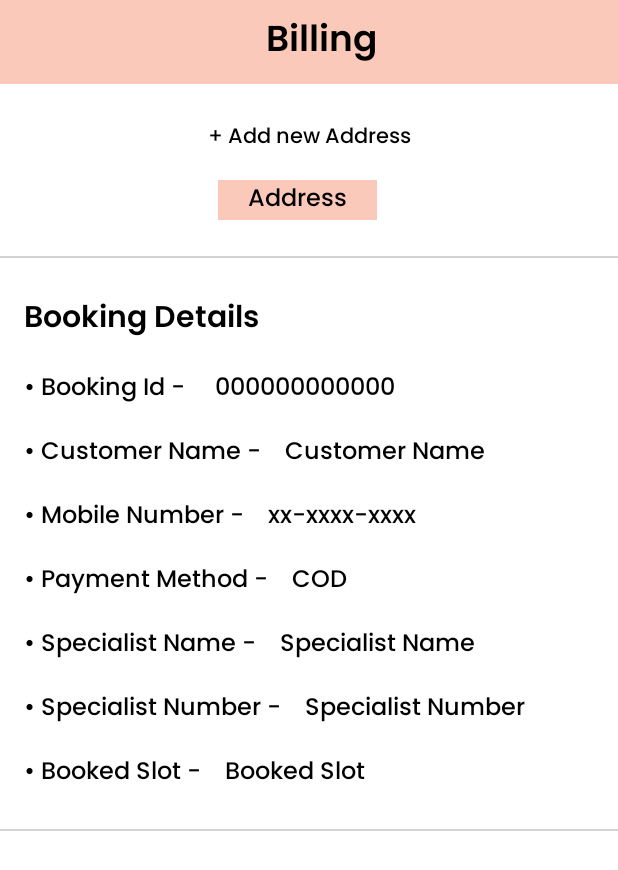
After one commit to GautamSharma05/KampoApp, an Android app: the layout fragment_address.xml on its own in the app's theme, with its tools: preview values and no code run, on a phone screen of 412 x 824 dp. The commit adds this screen. Shown: the top 870 px of the screen. Run offline under Robolectric (Android 15) with nearby library versions, the phone set to English and light mode, and no system bars.

Commit message:
Update Project

```diff
--- a/app/src/main/java/com/example/kampo/Activity/MainActivity.java
+++ b/app/src/main/java/com/example/kampo/Activity/MainActivity.java
@@ -26,9 +26,7 @@ public class MainActivity extends AppCompatActivity {
         binding = ActivityMainBinding.inflate(getLayoutInflater());
         setContentView(binding.getRoot());
         getSupportFragmentManager().beginTransaction().replace(R.id.frameContainer,new HomeFragment()).commit();
-        binding.mainScreenBottomNavigationView.setOnNavigationItemSelectedListener(new BottomNavigationView.OnNavigationItemSelectedListener() {
-            @Override
-            public boolean onNavigationItemSelected(@NonNull MenuItem item) {
+        binding.mainScreenBottomNavigationView.setOnNavigationItemSelectedListener(item -> {
             Fragment temp = null;
             switch (item.getItemId()){
                 case R.id.Home: temp = new HomeFragment();
@@ -42,7 +40,6 @@ public class MainActivity extends AppCompatActivity {
             }
             getSupportFragmentManager().beginTransaction().replace(R.id.frameContainer,temp).commit();
             return false;
-            }
         });
     }
 }
--- /dev/null
+++ b/app/src/main/res/layout/fragment_address.xml
@@ -0,0 +1,288 @@
+<?xml version="1.0" encoding="utf-8"?>
+<androidx.constraintlayout.widget.ConstraintLayout
+    xmlns:android="http://schemas.android.com/apk/res/android"
+    xmlns:app="http://schemas.android.com/apk/res-auto"
+    xmlns:tools="http://schemas.android.com/tools"
+    android:layout_width="match_parent"
+    android:layout_height="match_parent"
+    tools:context=".Fragments.AddressFragment">
+
+    <androidx.appcompat.widget.Toolbar
+        android:id="@+id/billingToolBar"
+        android:layout_width="match_parent"
+        android:layout_height="wrap_content"
+        android:background="@color/pink"
+        android:minHeight="?attr/actionBarSize"
+        android:theme="?attr/actionBarTheme"
+        app:layout_constraintEnd_toEndOf="parent"
+        app:layout_constraintStart_toStartOf="parent"
+        app:layout_constraintTop_toTopOf="parent">
+
+        <LinearLayout
+            android:layout_width="match_parent"
+            android:layout_height="wrap_content"
+            android:orientation="horizontal">
+
+            <TextView
+                android:id="@+id/billingHeading"
+                android:layout_width="match_parent"
+                android:layout_height="wrap_content"
+                android:fontFamily="@font/poppins_semibold"
+                android:gravity="center"
+                android:text="Billing"
+                android:textColor="?android:textColorPrimary"
+                android:textSize="24sp"
+                tools:layout_editor_absoluteY="16dp" />
+
+
+        </LinearLayout>
+
+    </androidx.appcompat.widget.Toolbar>
+
+    <TextView
+        android:id="@+id/addAddressText"
+        android:layout_width="match_parent"
+        android:layout_height="wrap_content"
+        android:layout_marginTop="24dp"
+        android:fontFamily="@font/poppins_medium"
+        android:gravity="center"
+        android:text="+ Add new Address"
+        android:textColor="?android:textColorPrimary"
+        app:layout_constraintEnd_toEndOf="parent"
+        app:layout_constraintStart_toStartOf="parent"
+        app:layout_constraintTop_toBottomOf="@+id/billingToolBar" />
+
+    <TextView
+        android:id="@+id/addressSelect"
+        android:layout_width="wrap_content"
+        android:layout_height="wrap_content"
+        android:layout_marginStart="16dp"
+        android:layout_marginTop="16dp"
+        android:layout_marginEnd="32dp"
+        android:background="@drawable/account_rectangle_box"
+        android:fontFamily="@font/poppins_medium"
+        android:paddingLeft="20dp"
+        android:paddingRight="20dp"
+        android:text="Address"
+        android:textColor="?android:textColorPrimary"
+        android:textSize="16sp"
+        app:layout_constraintEnd_toEndOf="parent"
+        app:layout_constraintStart_toStartOf="parent"
+        app:layout_constraintTop_toBottomOf="@+id/addAddressText" />
+
+    <View
+        android:id="@+id/line_1"
+        android:layout_width="match_parent"
+        android:layout_height="1dp"
+        android:layout_marginTop="24dp"
+        android:background="#D3D3D3"
+        app:layout_constraintEnd_toEndOf="parent"
+        app:layout_constraintStart_toStartOf="parent"
+        app:layout_constraintTop_toBottomOf="@+id/addressSelect" />
+
+    <TextView
+        android:id="@+id/bookingDetailText"
+        android:layout_width="match_parent"
+        android:layout_height="wrap_content"
+        android:layout_marginStart="16dp"
+        android:layout_marginTop="24dp"
+        android:fontFamily="@font/poppins_semibold"
+        android:text="Booking Details"
+        android:textColor="?android:textColorPrimary"
+        android:textSize="20sp"
+        app:layout_constraintStart_toStartOf="parent"
+        app:layout_constraintTop_toBottomOf="@+id/line_1" />
+
+    <TextView
+        android:id="@+id/bookingIdText"
+        android:layout_width="wrap_content"
+        android:layout_height="wrap_content"
+        android:layout_marginStart="16dp"
+        android:layout_marginTop="16dp"
+        android:fontFamily="@font/poppins_medium"
+        android:text="• Booking Id - "
+        android:textColor="?android:textColorPrimary"
+        android:textSize="16sp"
+        app:layout_constraintStart_toStartOf="parent"
+        app:layout_constraintTop_toBottomOf="@+id/bookingDetailText" />
+
+    <TextView
+        android:id="@+id/bookingIdUpdateText"
+        android:layout_width="wrap_content"
+        android:layout_height="wrap_content"
+        android:layout_marginStart="16dp"
+        android:layout_marginTop="16dp"
+        android:fontFamily="@font/poppins_medium"
+        android:text="000000000000"
+        android:textColor="?android:textColorPrimary"
+        android:textSize="16sp"
+        app:layout_constraintStart_toEndOf="@+id/bookingIdText"
+        app:layout_constraintTop_toBottomOf="@+id/bookingDetailText" />
+
+    <TextView
+        android:id="@+id/customerNameText"
+        android:layout_width="wrap_content"
+        android:layout_height="wrap_content"
+        android:layout_marginStart="16dp"
+        android:layout_marginTop="16dp"
+        android:fontFamily="@font/poppins_medium"
+        android:text="• Customer Name -"
+        android:textColor="?android:textColorPrimary"
+        android:textSize="16sp"
+        app:layout_constraintStart_toStartOf="parent"
+        app:layout_constraintTop_toBottomOf="@+id/bookingIdText" />
+
+    <TextView
+        android:id="@+id/customerUpdateName"
+        android:layout_width="wrap_content"
+        android:layout_height="wrap_content"
+        android:layout_marginStart="16dp"
+        android:layout_marginTop="16dp"
+        android:text="Customer Name"
+        android:fontFamily="@font/poppins_medium"
+        android:textColor="?android:textColorPrimary"
+        android:textSize="16sp"
+        app:layout_constraintStart_toEndOf="@+id/customerNameText"
+        app:layout_constraintTop_toBottomOf="@+id/bookingIdUpdateText" />
+
+    <TextView
+        android:id="@+id/customerMobileNumber"
+        android:layout_width="wrap_content"
+        android:layout_height="wrap_content"
+        android:layout_marginStart="16dp"
+        android:layout_marginTop="16dp"
+        android:fontFamily="@font/poppins_medium"
+        android:text="• Mobile Number -"
+        android:textColor="?android:textColorPrimary"
+        android:textSize="16sp"
+        app:layout_constraintStart_toStartOf="parent"
+        app:layout_constraintTop_toBottomOf="@+id/customerNameText" />
+
+    <TextView
+        android:id="@+id/customerUpdateMobileNumber"
+        android:layout_width="wrap_content"
+        android:layout_height="wrap_content"
+        android:layout_marginStart="16dp"
+        android:layout_marginTop="16dp"
+        android:fontFamily="@font/poppins_medium"
+        android:text="xx-xxxx-xxxx"
+        android:textColor="?android:textColorPrimary"
+        android:textSize="16sp"
+        app:layout_constraintStart_toEndOf="@+id/customerMobileNumber"
+        app:layout_constraintTop_toBottomOf="@+id/customerUpdateName" />
+
+    <TextView
+        android:id="@+id/paymentMethod"
+        android:layout_width="wrap_content"
+        android:layout_height="wrap_content"
+        android:layout_marginStart="16dp"
+        android:layout_marginTop="16dp"
+        android:fontFamily="@font/poppins_medium"
+        android:textColor="?android:textColorPrimary"
+        android:textSize="16sp"
+        android:text="• Payment Method -"
+        app:layout_constraintStart_toStartOf="parent"
+        app:layout_constraintTop_toBottomOf="@+id/customerMobileNumber" />
+
+    <TextView
+        android:id="@+id/paymentMethodUpdate"
+        android:layout_width="wrap_content"
+        android:layout_height="wrap_content"
+        android:layout_marginStart="16dp"
+        android:layout_marginTop="16dp"
+        android:fontFamily="@font/poppins_medium"
+        android:textColor="?android:textColorPrimary"
+        android:textSize="16sp"
+        android:text="COD"
+        app:layout_constraintStart_toEndOf="@+id/paymentMethod"
+        app:layout_constraintTop_toBottomOf="@+id/customerUpdateMobileNumber" />
+
+    <TextView
+        android:id="@+id/specialistName"
+        android:layout_width="wrap_content"
+        android:layout_height="wrap_content"
+        android:layout_marginStart="16dp"
+        android:layout_marginTop="16dp"
+        android:fontFamily="@font/poppins_medium"
+        android:textColor="?android:textColorPrimary"
+        android:textSize="16sp"
+        android:text="• Specialist Name -"
+        app:layout_constraintStart_toStartOf="parent"
+        app:layout_constraintTop_toBottomOf="@+id/paymentMethod" />
+
+    <TextView
+        android:id="@+id/specialistNameUpdate"
+        android:layout_width="wrap_content"
+        android:layout_height="wrap_content"
+        android:layout_marginStart="16dp"
+        android:layout_marginTop="16dp"
+        android:text="Specialist Name"
+        android:fontFamily="@font/poppins_medium"
+        android:textColor="?android:textColorPrimary"
+        android:textSize="16sp"
+        app:layout_constraintStart_toEndOf="@+id/specialistName"
+        app:layout_constraintTop_toBottomOf="@+id/paymentMethodUpdate" />
+
+    <TextView
+        android:id="@+id/specialistMobileNumber"
+        android:layout_width="wrap_content"
+        android:layout_height="wrap_content"
+        android:layout_marginStart="16dp"
+        android:layout_marginTop="16dp"
+        android:fontFamily="@font/poppins_medium"
+        android:textColor="?android:textColorPrimary"
+        android:textSize="16sp"
+        android:text="• Specialist Number -"
+        app:layout_constraintStart_toStartOf="parent"
+        app:layout_constraintTop_toBottomOf="@+id/specialistName" />
+
+    <TextView
+        android:id="@+id/specialistMobileNumberUpdate"
+        android:layout_width="wrap_content"
+        android:layout_height="wrap_content"
+        android:layout_marginStart="16dp"
+        android:layout_marginTop="16dp"
+        android:fontFamily="@font/poppins_medium"
+        android:text="Specialist Number"
+        android:textColor="?android:textColorPrimary"
+        android:textSize="16sp"
+        app:layout_constraintStart_toEndOf="@+id/specialistMobileNumber"
+        app:layout_constraintTop_toBottomOf="@+id/specialistNameUpdate" />
+
+    <TextView
+        android:id="@+id/bookedSlotText"
+        android:layout_width="wrap_content"
+        android:layout_height="wrap_content"
+        android:layout_marginStart="16dp"
+        android:layout_marginTop="16dp"
+        android:fontFamily="@font/poppins_medium"
+        android:textColor="?android:textColorPrimary"
+        android:textSize="16sp"
+        android:text="• Booked Slot -"
+        app:layout_constraintStart_toStartOf="parent"
+        app:layout_constraintTop_toBottomOf="@+id/specialistMobileNumber" />
+
+    <TextView
+        android:id="@+id/bookedSlotUpdate"
+        android:layout_width="wrap_content"
+        android:layout_height="wrap_content"
+        android:layout_marginStart="16dp"
+        android:layout_marginTop="16dp"
+        android:fontFamily="@font/poppins_medium"
+        android:textColor="?android:textColorPrimary"
+        android:textSize="16sp"
+        android:text="Booked Slot"
+        app:layout_constraintStart_toEndOf="@+id/bookedSlotText"
+        app:layout_constraintTop_toBottomOf="@+id/specialistMobileNumberUpdate" />
+
+    <View
+        android:id="@+id/line_2"
+        android:layout_width="match_parent"
+        android:layout_height="1dp"
+        android:layout_marginTop="24dp"
+        android:background="#D3D3D3"
+        app:layout_constraintEnd_toEndOf="parent"
+        app:layout_constraintStart_toStartOf="parent"
+        app:layout_constraintTop_toBottomOf="@+id/bookedSlotText" />
+
+</androidx.constraintlayout.widget.ConstraintLayout>
--- a/build.gradle
+++ b/build.gradle
@@ -3,6 +3,7 @@ buildscript {
     repositories {
         google()
         mavenCentral()
+
     }
     dependencies {
         classpath 'com.android.tools.build:gradle:4.2.2'
--- a/gradle.properties
+++ b/gradle.properties
@@ -15,3 +15,4 @@ org.gradle.jvmargs=-Xmx2048m -Dfile.encoding=UTF-8
 # Android operating system, and which are packaged with your app"s APK
 # https://developer.android.com/topic/libraries/support-library/androidx-rn
 android.useAndroidX=true
+android.enableJetifier=true
```
Also changed, not shown: app/build.gradle (+6 -3 lines), app/src/main/java/com/example/kampo/Fragments/AddressFragment.java (added, +70 -0 lines), app/src/main/java/com/example/kampo/Fragments/AppointmentFragment.java (+52 -3 lines), app/src/main/java/com/example/kampo/Models/Users.java (added, +73 -0 lines), app/src/main/res/layout/fragment_appointment.xml (+86 -3 lines), app/src/main/res/layout/sample_appointment.xml (added, +23 -0 lines). Lines whose indentation alone changed are shown as unchanged.
